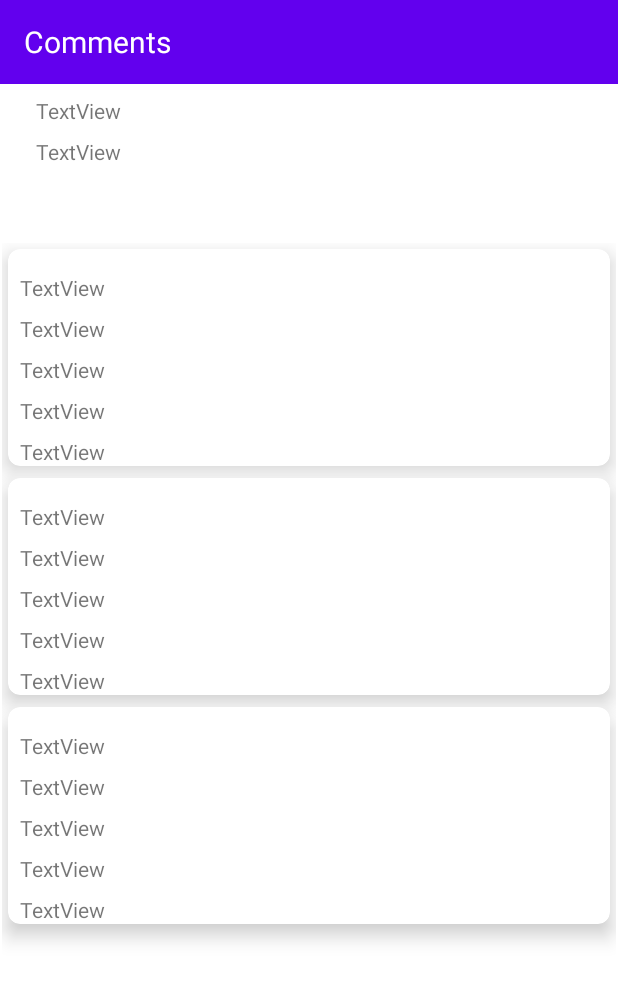
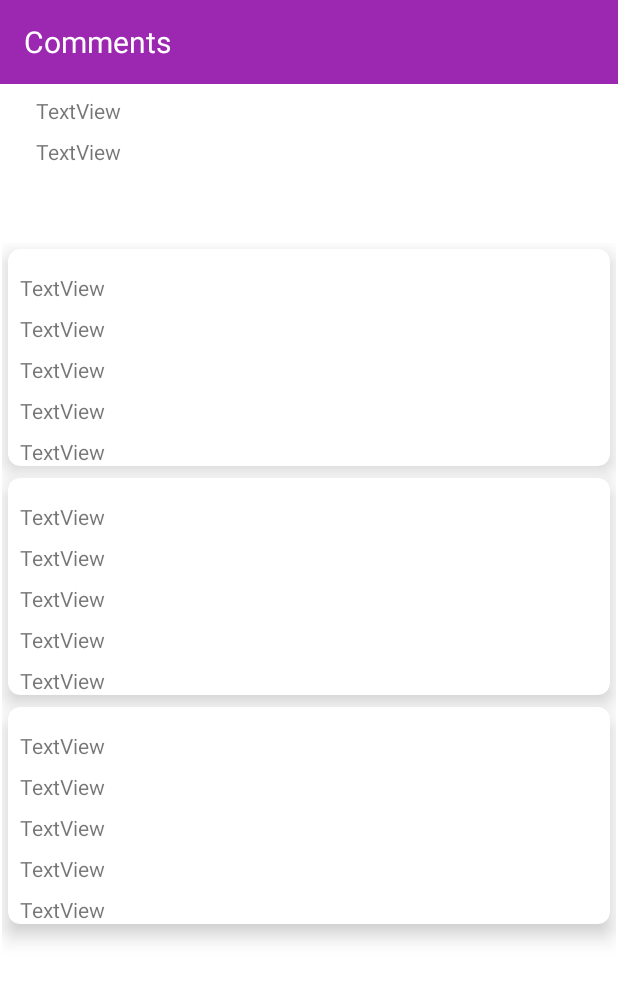
Before and after one commit to WairimuNganga/MyPostsApp, an Android app: the layout activity_comments.xml on its own in the app's theme, with its tools: preview values and no code run, on a phone screen of 412 x 824 dp. Shown: the top 981 px of the screen. Run offline under Robolectric (Android 15) with nearby library versions, the phone set to English and light mode, and no system bars.

```diff
--- a/app/src/main/res/layout/activity_comments.xml
+++ b/app/src/main/res/layout/activity_comments.xml
@@ -37,7 +37,7 @@
         android:layout_width="0dp"
         android:layout_height="wrap_content"
         android:layout_marginBottom="8dp"
-        android:background="?attr/colorPrimary"
+        android:background="#9C27B0"
         android:minHeight="?attr/actionBarSize"
         android:theme="?attr/actionBarTheme"
         app:layout_constraintBottom_toTopOf="@+id/tvPostId"
```
